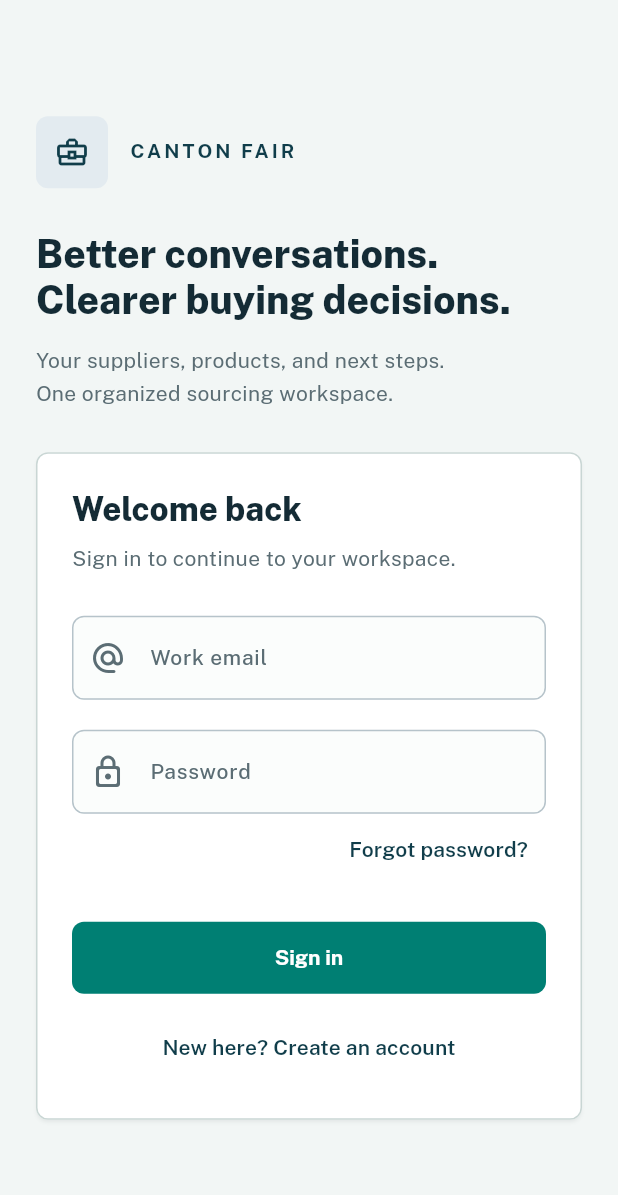
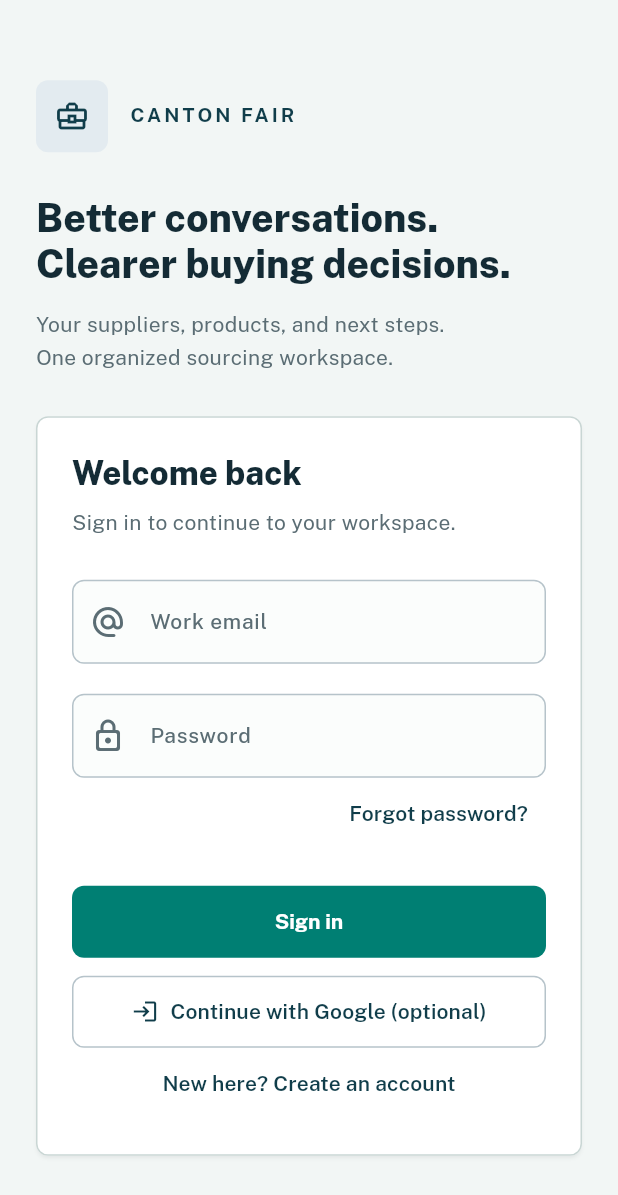
Before and after one commit to satishradha2/Canton-fair, a Flutter app: the screen it shows after launch, on a phone screen of 412 x 824 dp. Shown: the top 1195 px of the screen. Run offline on Flutter 3.47's test engine with Material 3 defaults, Android fonts, the phone set to English and light mode, and no system bars; our stand-ins replace connectivity_plus, csv, flutter_contacts, flutter_local_notifications, flutter_secure_storage, flutter_tts and 11 more; missing offline and left inert: add_2_calendar, cryptography, excel_community, google_mlkit_text_recognition, google_mlkit_translation, mobile_scanner and 2 more; accounts and stored records are empty.

Commit message:
Enable Google sign-in and improve release workflow diagnostics

```diff
--- a/lib/data/language_service.dart
+++ b/lib/data/language_service.dart
@@ -2,13 +2,23 @@ import 'package:flutter/widgets.dart';
 import 'package:flutter_secure_storage/flutter_secure_storage.dart';
 
 class LanguageService {
+  static final changes = ValueNotifier<String>('en');
   static const _key = 'app_language';
   final FlutterSecureStorage _storage = const FlutterSecureStorage();
 
-  Future<String> load() async => await _storage.read(key: _key) ?? 'en';
+  Future<String> load() async {
+    final stored = await _storage.read(key: _key) ?? 'en';
+    changes.value = const ['en', 'zh', 'hi'].contains(stored) ? stored : 'en';
+    return changes.value;
+  }
 
-  Future<void> save(String language) =>
-      _storage.write(key: _key, value: language);
+  Future<void> save(String language) async {
+    if (!const ['en', 'zh', 'hi'].contains(language)) {
+      throw ArgumentError.value(language, 'language', 'Unsupported language');
+    }
+    await _storage.write(key: _key, value: language);
+    changes.value = language;
+  }
 }
 
 class AppLanguage extends InheritedWidget {
@@ -17,7 +27,9 @@ class AppLanguage extends InheritedWidget {
   const AppLanguage({super.key, required this.code, required super.child});
 
   static String of(BuildContext context) =>
-      context.dependOnInheritedWidgetOfExactType<AppLanguage>()?.code ?? 'en';
+      context.dependOnInheritedWidgetOfExactType<AppLanguage>()?.code ??
+      Localizations.maybeLocaleOf(context)?.languageCode ??
+      'en';
 
   @override
   bool updateShouldNotify(AppLanguage oldWidget) => code != oldWidget.code;
@@ -26,6 +38,24 @@ class AppLanguage extends InheritedWidget {
 String tr(BuildContext context, String key) {
   const values = {
     'en': {
+      'createAccount': 'Create account',
+      'createYourAccount': 'Create your account',
+      'welcomeBack': 'Welcome back',
+      'signIn': 'Sign in',
+      'setupWorkspace': 'Set up your sourcing workspace.',
+      'signInWorkspace': 'Sign in to continue to your workspace.',
+      'workEmail': 'Work email',
+      'password': 'Password',
+      'minimumPassword': 'Use at least 6 characters',
+      'forgotPassword': 'Forgot password?',
+      'googleOptional': 'Continue with Google (optional)',
+      'alreadyRegistered': 'Already registered? Sign in',
+      'newAccount': 'New here? Create an account',
+      'chooseNewPassword': 'Choose a new password',
+      'newPassword': 'New password',
+      'confirmPassword': 'Confirm new password',
+      'updating': 'Updating...',
+      'updatePassword': 'Update password',
       'dashboard': 'Dashboard',
       'captures': 'Captures',
       'capture': 'Capture',
@@ -80,6 +110,24 @@ String tr(BuildContext context, String key) {
       'lastSyncCompleted': 'Last sync completed',
     },
     'zh': {
+      'createAccount': '创建账户',
+      'createYourAccount': '创建您的账户',
+      'welcomeBack': '欢迎回来',
+      'signIn': '登录',
+      'setupWorkspace': '设置您的采购工作区。',
+      'signInWorkspace': '登录以继续使用您的工作区。',
+      'workEmail': '工作邮箱',
+      'password': '密码',
+      'minimumPassword': '至少使用6个字符',
+      'forgotPassword': '忘记密码？',
+      'googleOptional': '使用Google继续（可选）',
+      'alreadyRegistered': '已有账户？登录',
+      'newAccount': '首次使用？创建账户',
+      'chooseNewPassword': '设置新密码',
+      'newPassword': '新密码',
+      'confirmPassword': '确认新密码',
+      'updating': '正在更新…',
+      'updatePassword': '更新密码',
       'dashboard': '仪表板',
       'captures': '采集',
       'capture': '采集',
@@ -134,6 +182,24 @@ String tr(BuildContext context, String key) {
       'lastSyncCompleted': '上次同步已完成',
     },
     'hi': {
+      'createAccount': 'खाता बनाएं',
+      'createYourAccount': 'अपना खाता बनाएं',
+      'welcomeBack': 'फिर से स्वागत है',
+      'signIn': 'साइन इन करें',
+      'setupWorkspace': 'अपना सोर्सिंग वर्कस्पेस सेट करें।',
+      'signInWorkspace': 'अपने वर्कस्पेस में जाने के लिए साइन इन करें।',
+      'workEmail': 'कार्य ईमेल',
+      'password': 'पासवर्ड',
+      'minimumPassword': 'कम से कम 6 अक्षर रखें',
+      'forgotPassword': 'पासवर्ड भूल गए?',
+      'googleOptional': 'Google से जारी रखें (वैकल्पिक)',
+      'alreadyRegistered': 'पहले से खाता है? साइन इन करें',
+      'newAccount': 'नए हैं? खाता बनाएं',
+      'chooseNewPassword': 'नया पासवर्ड चुनें',
+      'newPassword': 'नया पासवर्ड',
+      'confirmPassword': 'नए पासवर्ड की पुष्टि करें',
+      'updating': 'अपडेट हो रहा है...',
+      'updatePassword': 'पासवर्ड अपडेट करें',
       'dashboard': 'डैशबोर्ड',
       'captures': 'कैप्चर',
       'capture': 'कैप्चर',
--- a/lib/screens/auth_gate.dart
+++ b/lib/screens/auth_gate.dart
@@ -2,9 +2,16 @@ import 'package:flutter/material.dart';
 import 'package:supabase_flutter/supabase_flutter.dart';
 import '../app.dart';
 import '../data/team_workspace_service.dart';
+import '../data/language_service.dart';
 
-class AuthGate extends StatelessWidget {
+class AuthGate extends StatefulWidget {
   const AuthGate({super.key});
+  @override
+  State<AuthGate> createState() => _AuthGateState();
+}
+
+class _AuthGateState extends State<AuthGate> {
+  bool _recovering = false;
 
   @override
   Widget build(BuildContext context) => StreamBuilder<AuthState>(
@@ -15,6 +22,12 @@ class AuthGate extends StatelessWidget {
                 body: Center(child: CircularProgressIndicator()));
           }
           if (snapshot.data?.event == AuthChangeEvent.passwordRecovery) {
+            _recovering = true;
+          }
+          if (snapshot.data?.event == AuthChangeEvent.signedOut) {
+            _recovering = false;
+          }
+          if (_recovering) {
             return const UpdatePasswordScreen();
           }
           return Supabase.instance.client.auth.currentSession == null
@@ -43,6 +56,27 @@ class _SignInScreenState extends State<SignInScreen> {
   bool _creating = false;
   bool _busy = false;
   String? _error;
+
+  Future<void> _googleSignIn() async {
+    setState(() {
+      _busy = true;
+      _error = null;
+    });
+    try {
+      final opened = await Supabase.instance.client.auth.signInWithOAuth(
+          OAuthProvider.google,
+          redirectTo: 'cantonfair://auth-callback',
+          authScreenLaunchMode: LaunchMode.externalApplication);
+      if (!opened) throw StateError('Could not open Google sign-in.');
+    } catch (error) {
+      if (mounted) {
+        setState(() => _error =
+            'Google sign-in could not start. Email sign-in is still available. $error');
+      }
+    } finally {
+      if (mounted) setState(() => _busy = false);
+    }
+  }
 
   Future<void> _resetPassword() async {
     final email = _email.text.trim();
@@ -154,13 +188,10 @@ class _SignInScreenState extends State<SignInScreen> {
           crossAxisAlignment: CrossAxisAlignment.stretch,
           mainAxisSize: MainAxisSize.min,
           children: [
-            Text(_creating ? 'Create your account' : 'Welcome back',
+            Text(tr(context, _creating ? 'createYourAccount' : 'welcomeBack'),
                 style: Theme.of(context).textTheme.headlineSmall),
             const SizedBox(height: 8),
-            Text(
-                _creating
-                    ? 'Set up your sourcing workspace.'
-                    : 'Sign in to continue to your workspace.',
+            Text(tr(context, _creating ? 'setupWorkspace' : 'signInWorkspace'),
                 style: TextStyle(
                     color: Theme.of(context).colorScheme.onSurfaceVariant)),
             const SizedBox(height: 28),
@@ -171,10 +202,10 @@ class _SignInScreenState extends State<SignInScreen> {
               autofillHints: const [AutofillHints.email],
               autocorrect: false,
               enabled: !_busy,
-              decoration: const InputDecoration(
-                  labelText: 'Work email',
+              decoration: InputDecoration(
+                  labelText: tr(context, 'workEmail'),
                   hintText: 'you@company.com',
-                  prefixIcon: Icon(Icons.alternate_email_rounded)),
+                  prefixIcon: const Icon(Icons.alternate_email_rounded)),
             ),
             const SizedBox(height: 20),
             TextField(
@@ -189,8 +220,8 @@ class _SignInScreenState extends State<SignInScreen> {
                 if (!_busy) _submit();
               },
               decoration: InputDecoration(
-                  labelText: 'Password',
-                  helperText: _creating ? 'Use at least 6 characters' : null,
+                  labelText: tr(context, 'password'),
+                  helperText: _creating ? tr(context, 'minimumPassword') : null,
                   prefixIcon: const Icon(Icons.lock_outline_rounded)),
             ),
             if (!_creating)
@@ -198,7 +229,7 @@ class _SignInScreenState extends State<SignInScreen> {
                 alignment: Alignment.centerRight,
                 child: TextButton(
                   onPressed: _busy ? null : _resetPassword,
-                  child: const Text('Forgot password?'),
+                  child: Text(tr(context, 'forgotPassword')),
                 ),
               ),
             if (_error != null) ...[
@@ -226,9 +257,13 @@ class _SignInScreenState extends State<SignInScreen> {
                       width: 20,
                       height: 20,
                       child: CircularProgressIndicator(strokeWidth: 2))
-                  : Text(_creating ? 'Create account' : 'Sign in'),
+                  : Text(tr(context, _creating ? 'createAccount' : 'signIn')),
             ),
             const SizedBox(height: 12),
+            OutlinedButton.icon(
+                onPressed: _busy ? null : _googleSignIn,
+                icon: const Icon(Icons.login),
+                label: Text(tr(context, 'googleOptional'))),
             TextButton(
               onPressed: _busy
                   ? null
@@ -237,9 +272,7 @@ class _SignInScreenState extends State<SignInScreen> {
                         _error = null;
                       }),
               child: Text(
-                  _creating
-                      ? 'Already registered? Sign in'
-                      : 'New here? Create an account',
+                  tr(context, _creating ? 'alreadyRegistered' : 'newAccount'),
                   textAlign: TextAlign.center),
             ),
           ],
@@ -341,22 +374,22 @@ class _UpdatePasswordScreenState extends State<UpdatePasswordScreen> {
                     child: Column(
                       crossAxisAlignment: CrossAxisAlignment.stretch,
                       children: [
-                        Text('Choose a new password',
+                        Text(tr(context, 'chooseNewPassword'),
                             style: Theme.of(context).textTheme.headlineSmall),
                         const SizedBox(height: 24),
                         TextField(
                           controller: _password,
                           obscureText: true,
-                          decoration:
-                              const InputDecoration(labelText: 'New password'),
+                          decoration: InputDecoration(
+                              labelText: tr(context, 'newPassword')),
                         ),
                         const SizedBox(height: 16),
                         TextField(
                           controller: _confirmation,
                           obscureText: true,
                           onSubmitted: (_) => _busy ? null : _update(),
-                          decoration: const InputDecoration(
-                              labelText: 'Confirm new password'),
+                          decoration: InputDecoration(
+                              labelText: tr(context, 'confirmPassword')),
                         ),
                         if (_error != null) ...[
                           const SizedBox(height: 12),
@@ -367,8 +400,8 @@ class _UpdatePasswordScreenState extends State<UpdatePasswordScreen> {
                         const SizedBox(height: 24),
                         FilledButton(
                           onPressed: _busy ? null : _update,
-                          child:
-                              Text(_busy ? 'Updating...' : 'Update password'),
+                          child: Text(tr(
+                              context, _busy ? 'updating' : 'updatePassword')),
                         ),
                       ],
                     ),
```
Also changed, not shown: 4 other files.
